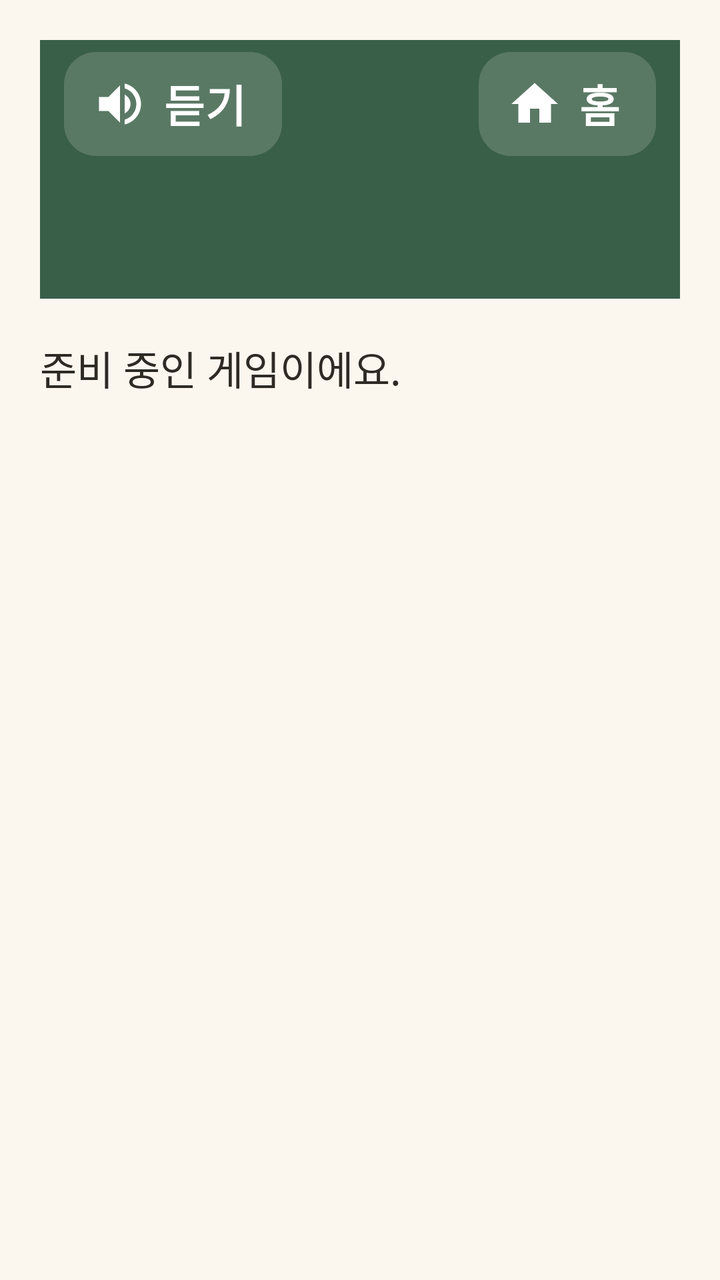
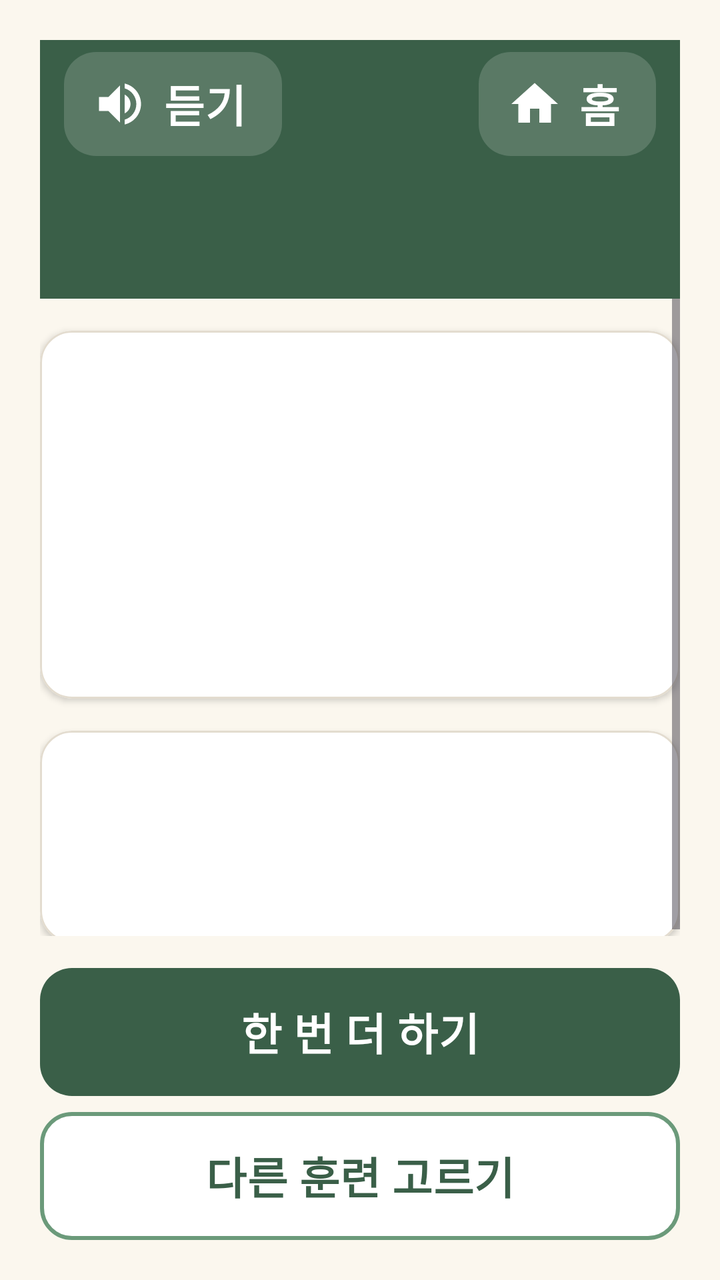

An Android layout rendered at two revisions. The XML below is the earlier revision; the diff shows what the commit changed to produce the second picture.
<!-- AndroidManifest.xml: application theme Theme.Dorawing -->
<!-- res/layout/activity_game_result.xml -->
<?xml version="1.0" encoding="utf-8"?>
<LinearLayout xmlns:android="http://schemas.android.com/apk/res/android"
    android:layout_width="match_parent"
    android:layout_height="match_parent"
    android:orientation="vertical"
    android:padding="@dimen/screen_padding">

    <include
        android:id="@+id/topBar"
        layout="@layout/view_top_bar" />

    <TextView
        android:layout_width="match_parent"
        android:layout_height="wrap_content"
        android:layout_marginTop="@dimen/screen_padding"
        android:text="@string/game_preparing" />
</LinearLayout>
<!-- res/layout/view_top_bar.xml (included above) -->
<?xml version="1.0" encoding="utf-8"?>
<LinearLayout xmlns:android="http://schemas.android.com/apk/res/android"
    xmlns:app="http://schemas.android.com/apk/res-auto"
    android:layout_width="match_parent"
    android:layout_height="wrap_content"
    android:background="@color/green_dark"
    android:orientation="vertical"
    android:paddingStart="@dimen/bar_padding"
    android:paddingEnd="@dimen/bar_padding"
    android:paddingBottom="@dimen/bar_bottom">

    <LinearLayout
        android:layout_width="match_parent"
        android:layout_height="wrap_content"
        android:gravity="center_vertical"
        android:orientation="horizontal">

        <com.google.android.material.button.MaterialButton
            android:id="@+id/btnSpeak"
            style="@style/Button.Bar"
            android:layout_width="wrap_content"
            android:layout_height="wrap_content"
            android:text="@string/top_speak"
            app:icon="@drawable/ic_speaker" />

        <Space
            android:layout_width="0dp"
            android:layout_height="0dp"
            android:layout_weight="1" />

        <com.google.android.material.button.MaterialButton
            android:id="@+id/btnHome"
            style="@style/Button.Bar"
            android:layout_width="wrap_content"
            android:layout_height="wrap_content"
            android:text="@string/top_home"
            app:icon="@drawable/ic_home" />
    </LinearLayout>

    <TextView
        android:id="@+id/tvTitle"
        style="@style/Text.BarTitle"
        android:layout_width="match_parent"
        android:layout_height="wrap_content"
        android:layout_marginTop="4dp"
        android:paddingStart="8dp"
        android:paddingEnd="8dp" />

    
    <LinearLayout
        android:id="@+id/boxSubtitle"
        android:layout_width="match_parent"
        android:layout_height="wrap_content"
        android:layout_marginTop="@dimen/gap"
        android:gravity="center_vertical"
        android:orientation="horizontal"
        android:paddingStart="8dp"
        android:paddingEnd="8dp"
        android:visibility="gone">

        <ImageView
            android:layout_width="@dimen/logo_size"
            android:layout_height="@dimen/logo_size"
            android:layout_marginEnd="@dimen/gap"
            android:importantForAccessibility="no"
            android:src="@drawable/ic_logo" />

        <TextView
            style="@style/Text.BarSub"
            android:layout_width="0dp"
            android:layout_height="wrap_content"
            android:layout_weight="1"
            android:text="@string/app_subtitle" />
    </LinearLayout>
</LinearLayout>
<!-- resources referenced by this layout -->
<resources>
  <color name="green_dark">#3A5F48</color>
  <dimen name="bar_bottom">24dp</dimen>
  <dimen name="bar_padding">12dp</dimen>
  <dimen name="gap">12dp</dimen>
  <dimen name="logo_size">44dp</dimen>
  <dimen name="screen_padding">20dp</dimen>
  <string name="app_subtitle">오늘의 기억을 그리다</string>
  <string name="game_preparing">준비 중인 게임이에요.</string>
  <string name="top_home">홈</string>
  <string name="top_speak">듣기</string>
  <style name="Text.BarSub" parent="Text.Body">
          <item name="android:textColor">@color/green_light</item>
      </style>
  <style name="Text.BarTitle" parent="Text.Title">
          <item name="android:textColor">@color/white</item>
      </style>
  <dimen name="button_height">64dp</dimen>
  <dimen name="bar_button_inset">6dp</dimen>
  <dimen name="text_button">22sp</dimen>
  <color name="white">#FFFFFFFF</color>
  <dimen name="corner">16dp</dimen>
  <color name="bar_button">#29FFFFFF</color>
  <color name="bar_ripple">#40FFFFFF</color>
  <dimen name="icon_size">28dp</dimen>
  <color name="green_light">#DDE9DF</color>
  <style name="Text.Title" parent="Text.Body">
          <item name="android:textSize">@dimen/text_title</item>
          <item name="android:textStyle">bold</item>
          <item name="android:textColor">@color/green_dark</item>
          <item name="android:lineSpacingMultiplier">1.1</item>
      </style>
  <color name="green_mid">#6B9A7A</color>
  <color name="cream">#FBF7EE</color>
  <color name="text_main">#2E2A24</color>
  <color name="text_sub">#6F665A</color>
  <dimen name="text_body">20sp</dimen>
  <dimen name="text_title">28sp</dimen>
  <dimen name="card_elevation">2dp</dimen>
  <dimen name="card_padding">20dp</dimen>
  <color name="line">#E3DCCF</color>
  <dimen name="card_stroke">1dp</dimen>
  <dimen name="text_heading">22sp</dimen>
  <style name="Dialog.Box" parent="MaterialAlertDialog.Material3">
          <item name="backgroundTint">@color/white</item>
          <item name="shapeAppearance">@style/Shape.Dialog</item>
      </style>
  <style name="Dialog.Title" parent="MaterialAlertDialog.Material3.Title.Text">
          <item name="android:textSize">@dimen/text_heading</item>
          <item name="android:textStyle">bold</item>
          <item name="android:textColor">@color/green_dark</item>
      </style>
  <style name="Dialog.Button" parent="Widget.Material3.Button.TextButton.Dialog">
          <item name="android:textSize">@dimen/text_button</item>
          <item name="android:textStyle">bold</item>
          <item name="android:minHeight">@dimen/button_height</item>
          <item name="android:textColor">@color/green_dark</item>
      </style>
  <dimen name="button_stroke">2dp</dimen>
  <style name="Shape.Dialog" parent="">
          <item name="cornerFamily">rounded</item>
          <item name="cornerSize">@dimen/corner</item>
      </style>
  <!-- unchanged entries left out for length: 13 -->
</resources>

<!-- the commit's change to res/layout/activity_game_result.xml (unified diff, before → after) -->
@@ -9,11 +9,96 @@
         android:id="@+id/topBar"
         layout="@layout/view_top_bar" />
 
-    <TextView
+    <ScrollView
+        android:layout_width="match_parent"
+        android:layout_height="0dp"
+        android:layout_weight="1"
+        android:fillViewport="true">
+
+        <LinearLayout
+            android:layout_width="match_parent"
+            android:layout_height="wrap_content"
+            android:orientation="vertical">
+
+            
+            <com.google.android.material.card.MaterialCardView
+                android:layout_width="match_parent"
+                android:layout_height="wrap_content"
+                android:layout_marginTop="@dimen/card_gap">
+
+                <LinearLayout
+                    android:layout_width="match_parent"
+                    android:layout_height="wrap_content"
+                    android:gravity="center_horizontal"
+                    android:orientation="vertical">
+
+                    <TextView
+                        android:id="@+id/tvJudge"
+                        style="@style/Text.Title"
+                        android:layout_width="match_parent"
+                        android:layout_height="wrap_content"
+                        android:gravity="center" />
+
+                    
+                    <TextView
+                        android:id="@+id/tvStars"
+                        android:layout_width="wrap_content"
+                        android:layout_height="wrap_content"
+                        android:layout_marginTop="@dimen/gap"
+                        android:textColor="@color/coral_dark"
+                        android:textSize="@dimen/game_star_text" />
+
+                    <TextView
+                        android:id="@+id/tvScore"
+                        style="@style/Text.Heading"
+                        android:layout_width="match_parent"
+                        android:layout_height="wrap_content"
+                        android:layout_marginTop="@dimen/gap"
+                        android:gravity="center"
+                        android:textColor="@color/text_main" />
+                </LinearLayout>
+            </com.google.android.material.card.MaterialCardView>
+
+            <com.google.android.material.card.MaterialCardView
+                android:layout_width="match_parent"
+                android:layout_height="wrap_content"
+                android:layout_marginTop="@dimen/card_gap">
+
+                <LinearLayout
+                    android:layout_width="match_parent"
+                    android:layout_height="wrap_content"
+                    android:orientation="vertical">
+
+                    <TextView
+                        android:id="@+id/tvLevel"
+                        android:layout_width="match_parent"
+                        android:layout_height="wrap_content" />
+
+                    <TextView
+                        android:id="@+id/tvBest"
+                        style="@style/Text.Sub"
+                        android:layout_width="match_parent"
+                        android:layout_height="wrap_content"
+                        android:layout_marginTop="@dimen/gap" />
+                </LinearLayout>
+            </com.google.android.material.card.MaterialCardView>
+        </LinearLayout>
+    </ScrollView>
+
+    <com.google.android.material.button.MaterialButton
+        android:id="@+id/btnAgain"
         android:layout_width="match_parent"
         android:layout_height="wrap_content"
-        android:layout_marginTop="@dimen/screen_padding"
-        android:text="@string/game_preparing" />
+        android:layout_marginTop="@dimen/card_gap"
+        android:text="@string/game_result_again" />
+
+    <com.google.android.material.button.MaterialButton
+        android:id="@+id/btnOther"
+        style="@style/Button.Secondary"
+        android:layout_width="match_parent"
+        android:layout_height="wrap_content"
+        android:layout_marginTop="8dp"
+        android:text="@string/game_result_other" />
 </LinearLayout>
 <!-- res/layout/view_top_bar.xml (included above) -->
 <?xml version="1.0" encoding="utf-8"?>
<!-- resource entries referenced after the edit -->
@@ -1,20 +1,40 @@
 <!-- resources referenced by this layout -->
 <resources>
+  <color name="coral_dark">#C85A41</color>
   <color name="green_dark">#3A5F48</color>
   <dimen name="bar_bottom">24dp</dimen>
   <dimen name="bar_padding">12dp</dimen>
+  <dimen name="card_gap">16dp</dimen>
+  <dimen name="game_star_text">40sp</dimen>
   <dimen name="gap">12dp</dimen>
   <dimen name="logo_size">44dp</dimen>
   <dimen name="screen_padding">20dp</dimen>
   <string name="app_subtitle">오늘의 기억을 그리다</string>
-  <string name="game_preparing">준비 중인 게임이에요.</string>
+  <string name="game_result_again">한 번 더 하기</string>
+  <string name="game_result_other">다른 훈련 고르기</string>
   <string name="top_home">홈</string>
   <string name="top_speak">듣기</string>
+  <style name="Button.Secondary" parent="Button.Primary">
+          <item name="backgroundTint">@color/white</item>
+          <item name="android:textColor">@color/green_dark</item>
+          <item name="iconTint">@color/green_dark</item>
+          <item name="strokeColor">@color/green_mid</item>
+          <item name="strokeWidth">@dimen/button_stroke</item>
+          <item name="rippleColor">@color/green_light</item>
+      </style>
   <style name="Text.BarSub" parent="Text.Body">
           <item name="android:textColor">@color/green_light</item>
       </style>
   <style name="Text.BarTitle" parent="Text.Title">
           <item name="android:textColor">@color/white</item>
+      </style>
+  <style name="Text.Heading" parent="Text.Body">
+          <item name="android:textSize">@dimen/text_heading</item>
+          <item name="android:textStyle">bold</item>
+          <item name="android:textColor">@color/green_dark</item>
+      </style>
+  <style name="Text.Sub" parent="Text.Body">
+          <item name="android:textColor">@color/text_sub</item>
       </style>
   <dimen name="button_height">64dp</dimen>
   <dimen name="bar_button_inset">6dp</dimen>
